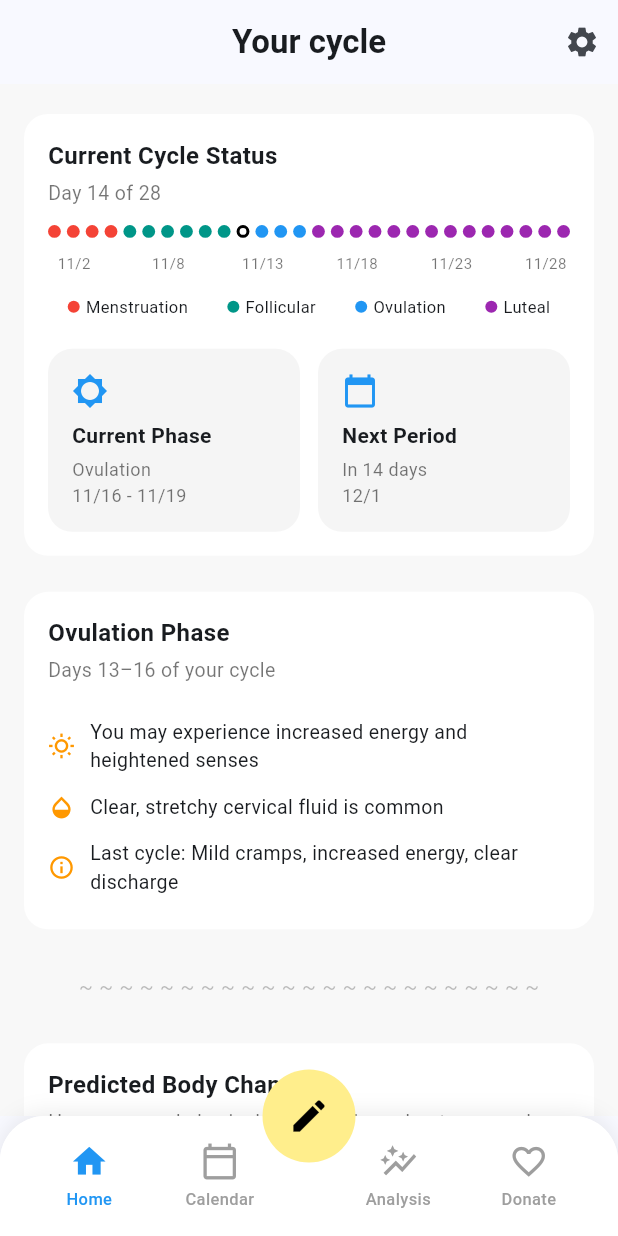
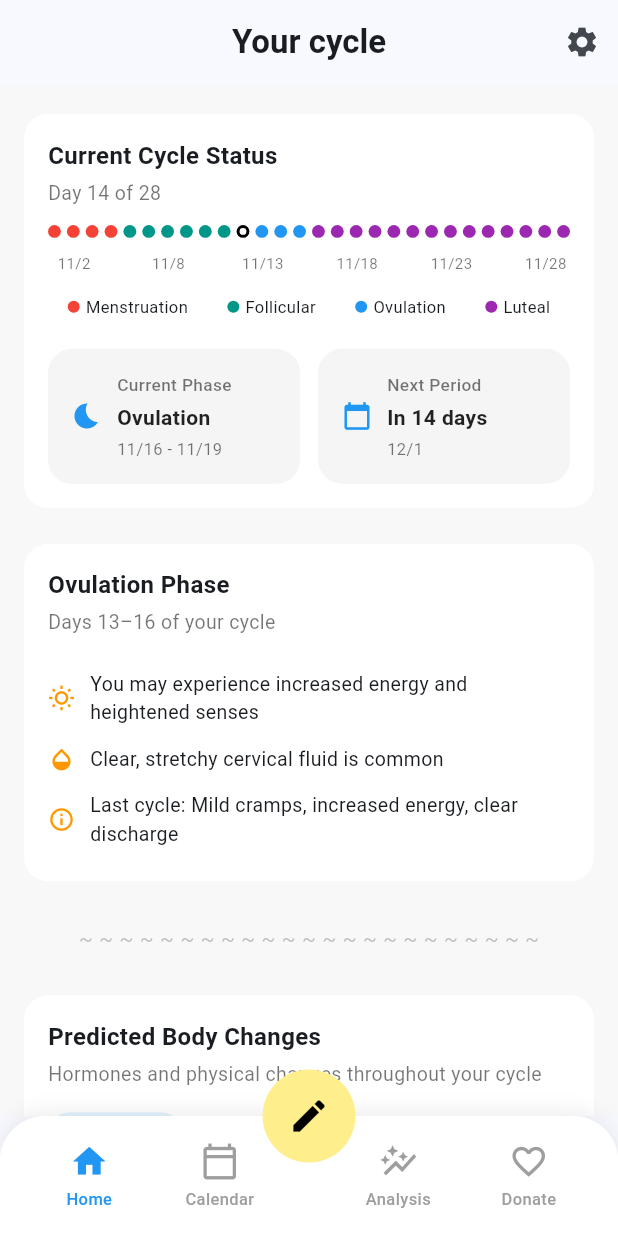
Before and after one commit to danielwparker/honeybea, a Flutter app: the screen it shows after launch, on a phone screen of 412 x 824 dp. Run offline on Flutter 3.47's test engine with Material 3 defaults, Android fonts, the phone set to English and light mode, and no system bars; drawn by our look-alikes of auto_size_text; our stand-ins replace fl_chart.

Commit message:
Updated the Current Cycle and Next Period boxes on the home page to better match the original design and changed icons in each box.

```diff
--- a/lib/pages/home_page.dart
+++ b/lib/pages/home_page.dart
@@ -1,4 +1,5 @@
 import 'package:flutter/material.dart';
+import 'package:auto_size_text/auto_size_text.dart';
 
 class HomePage extends StatelessWidget {
   const HomePage({super.key});
@@ -61,9 +62,10 @@ class _CurrentCycleStatusCard extends StatelessWidget {
             children: const [
               Expanded(
                 child: _MetaBox(
-                  icon: Icons.brightness_5,
+                  icon: Icons.bedtime,
                   title: "Current Phase",
-                  subtitle: "Ovulation\n11/16 - 11/19",
+                  subtitle: "Ovulation",
+                  details: "11/16 - 11/19",
                 ),
               ),
               SizedBox(width: 12),
@@ -71,7 +73,8 @@ class _CurrentCycleStatusCard extends StatelessWidget {
                 child: _MetaBox(
                   icon: Icons.calendar_today,
                   title: "Next Period",
-                  subtitle: "In 14 days\n12/1",
+                  subtitle: "In 14 days",
+                  details: "12/1",
                 ),
               ),
             ],
@@ -82,7 +85,9 @@ class _CurrentCycleStatusCard extends StatelessWidget {
   }
 }
 
-/// Timeline visualization (dummy)
+/// --------------------------------------------
+/// TIMELINE
+/// --------------------------------------------
 class _CycleTimeline extends StatelessWidget {
   const _CycleTimeline();
 
@@ -104,7 +109,7 @@ class _CycleTimeline extends StatelessWidget {
       ...List.filled(8, Colors.purple),
     ];
 
-    // Labels at: 2nd, 7th, 12th, 17th, 22nd, 27th dots
+    // Labels at: 2nd, 7th, 12th, 17th, 22nd, 27th
     const labelDays = [1, 6, 11, 16, 21, 26];
 
     return LayoutBuilder(
@@ -125,21 +130,16 @@ class _CycleTimeline extends StatelessWidget {
         List<double> labelLefts = [];
         List<String> labelTexts = [];
 
-        // Example cycle start date – replace with real one later
         final DateTime start = DateTime(2024, 11, 1);
 
         for (int i = 0; i < labelDays.length; i++) {
           final int index = labelDays[i];
 
-          // ✅ date logic:
-          // first label: +index days
-          // other labels: +index + 1 days
           final int extraDay = (i == 0) ? 0 : 1;
           final DateTime date =
           start.add(Duration(days: index + extraDay));
           final String label = "${date.month}/${date.day}";
 
-          // measure text
           final tp = TextPainter(
             text: TextSpan(
               text: label,
@@ -149,8 +149,6 @@ class _CycleTimeline extends StatelessWidget {
           )..layout();
 
           final double labelWidth = tp.width;
-
-          // center under its dot
           final double left = dotCenters[index] - (labelWidth / 2);
 
           labelLefts.add(left);
@@ -160,7 +158,6 @@ class _CycleTimeline extends StatelessWidget {
         return Column(
           crossAxisAlignment: CrossAxisAlignment.start,
           children: [
-            // DOTS
             Wrap(
               spacing: spacing,
               children: List.generate(totalDays, (i) {
@@ -182,7 +179,6 @@ class _CycleTimeline extends StatelessWidget {
 
             const SizedBox(height: 10),
 
-            // LABELS
             SizedBox(
               width: maxWidth,
               height: 16,
@@ -208,7 +204,9 @@ class _CycleTimeline extends StatelessWidget {
   }
 }
 
-/// Legend
+/// --------------------------------------------
+/// LEGEND
+/// --------------------------------------------
 class _CycleLegend extends StatelessWidget {
   const _CycleLegend();
 
@@ -288,7 +286,7 @@ class _OvulationPhaseCard extends StatelessWidget {
 }
 
 /// --------------------------------------------
-/// Decorative separator (replace w/ SVG later)
+/// Decorative separator
 /// --------------------------------------------
 class _SeparatorSquiggle extends StatelessWidget {
   const _SeparatorSquiggle();
@@ -329,12 +327,10 @@ class _PredictedBodyChangesCard extends StatelessWidget {
           ),
           const SizedBox(height: 16),
 
-          // Tabs (dummy)
           Row(
             children: [
               Container(
-                padding:
-                const EdgeInsets.symmetric(horizontal: 16, vertical: 6),
+                padding: const EdgeInsets.symmetric(horizontal: 16, vertical: 6),
                 decoration: BoxDecoration(
                   color: Colors.blue.shade50,
                   borderRadius: BorderRadius.circular(20),
@@ -355,7 +351,6 @@ class _PredictedBodyChangesCard extends StatelessWidget {
 
           const SizedBox(height: 16),
 
-          // Chart placeholder
           Container(
             height: 140,
             decoration: BoxDecoration(
@@ -375,9 +370,8 @@ class _PredictedBodyChangesCard extends StatelessWidget {
 }
 
 /// --------------------------------------------
-/// Reusable UI Helpers
+/// REUSABLE HELPERS
 /// --------------------------------------------
-
 class _AppCard extends StatelessWidget {
   final Widget child;
   const _AppCard({required this.child});
@@ -398,13 +392,17 @@ class _AppCard extends StatelessWidget {
 
 class _MetaBox extends StatelessWidget {
   final IconData icon;
-  final String title;
-  final String subtitle;
+  final String title;      // subtle top line
+  final String subtitle;   // emphasized line
+  final String details;    // supporting line
+
+  static final AutoSizeGroup subtitleGroup = AutoSizeGroup();
 
   const _MetaBox({
     required this.icon,
     required this.title,
     required this.subtitle,
+    required this.details,
   });
 
   @override
@@ -415,16 +413,60 @@ class _MetaBox extends StatelessWidget {
         color: Colors.grey.shade100,
         borderRadius: BorderRadius.circular(16),
       ),
-      child: Column(
-        crossAxisAlignment: CrossAxisAlignment.start,
+      child: Row(
+        crossAxisAlignment: CrossAxisAlignment.center,  // ⬅ Center vertically
         children: [
-          Icon(icon, color: Colors.blue),
-          const SizedBox(height: 8),
-          Text(title, style: const TextStyle(fontWeight: FontWeight.w600)),
-          const SizedBox(height: 4),
-          Text(
-            subtitle,
-            style: const TextStyle(fontSize: 12, color: Colors.black54),
+          Padding(
+            padding: const EdgeInsets.only(right: 10),   // ⬅ removed top padding
+            child: Icon(
+              icon,
+              color: Colors.blue,
+              size: 20,
+            ),
+          ),
+
+          Expanded(
+            child: Column(
+              crossAxisAlignment: CrossAxisAlignment.start,
+              children: [
+                // Subtle top label
+                Text(
+                  title,
+                  style: const TextStyle(
+                    fontSize: 11.5,
+                    color: Colors.black54,
+                    fontWeight: FontWeight.w500,
+                  ),
+                ),
+
+                const SizedBox(height: 4),
+
+                // Bold main info (auto-scaling)
+                AutoSizeText(
+                  subtitle,
+                  maxLines: 1,
+                  minFontSize: 10,
+                  maxFontSize: 16,
+                  group: subtitleGroup,
+                  style: const TextStyle(
+                    fontWeight: FontWeight.w700,
+                    color: Colors.black87,
+                  ),
+                ),
+
+                const SizedBox(height: 4),
+
+                // Supporting third line
+                Text(
+                  details,
+                  style: const TextStyle(
+                    fontSize: 11.0,
+                    color: Colors.black54,
+                    height: 1.3,
+                  ),
+                ),
+              ],
+            ),
           ),
         ],
       ),
--- a/pubspec.yaml
+++ b/pubspec.yaml
@@ -31,6 +31,7 @@ dependencies:
   flutter:
     sdk: flutter
   fl_chart: ^0.64.0
+  auto_size_text: ^3.0.0
 
   # The following adds the Cupertino Icons font to your application.
   # Use with the CupertinoIcons class for iOS style icons.
```
Also changed, not shown: pubspec.lock.
